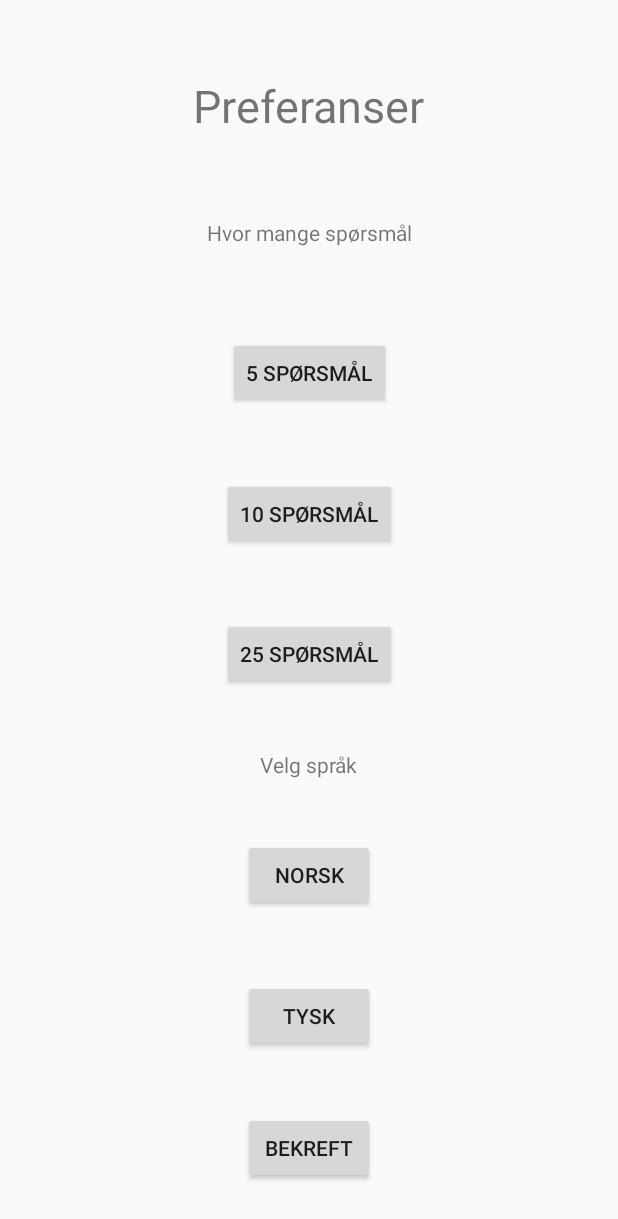
After one commit to TobiasStrom/MatteApp, an Android app: the layout preferences.xml on its own in the app's theme, with its tools: preview values and no code run, on a phone screen of 412 x 824 dp. The commit adds this screen. Shown: the top 1219 px of the screen. Run offline under Robolectric (Android 15) with nearby library versions, the phone set to English and light mode, and no system bars.

Commit message:
Lagt til oppgavene

```diff
--- /dev/null
+++ b/app/src/main/res/layout/preferences.xml
@@ -0,0 +1,116 @@
+<?xml version="1.0" encoding="utf-8"?>
+<androidx.constraintlayout.widget.ConstraintLayout xmlns:android="http://schemas.android.com/apk/res/android"
+    xmlns:app="http://schemas.android.com/apk/res-auto"
+    xmlns:tools="http://schemas.android.com/tools"
+    android:layout_width="match_parent"
+    android:layout_height="match_parent">
+
+    <TextView
+        android:id="@+id/txtPreferences"
+        android:layout_width="wrap_content"
+        android:layout_height="wrap_content"
+        android:layout_marginTop="50dp"
+        android:textSize="30sp"
+        android:text="@string/preferences"
+        app:layout_constraintEnd_toEndOf="parent"
+        app:layout_constraintHorizontal_bias="0.5"
+        app:layout_constraintStart_toStartOf="parent"
+        app:layout_constraintTop_toTopOf="parent" />
+
+    <TextView
+        android:id="@+id/txtChooseAmout"
+        android:layout_width="wrap_content"
+        android:layout_height="wrap_content"
+        android:layout_margin="20dp"
+        android:text="@string/chooseAmout"
+        app:layout_constraintBottom_toTopOf="@+id/btn5Question"
+        app:layout_constraintEnd_toEndOf="parent"
+        app:layout_constraintHorizontal_bias="0.5"
+        app:layout_constraintStart_toStartOf="parent"
+        app:layout_constraintTop_toBottomOf="@+id/txtPreferences" />
+
+    <Button
+        android:id="@+id/btn5Question"
+        android:layout_width="wrap_content"
+        android:layout_height="wrap_content"
+        android:layout_margin="5dp"
+        android:text="@string/question5"
+        app:layout_constraintBottom_toTopOf="@+id/btn10Question"
+        app:layout_constraintEnd_toEndOf="parent"
+        app:layout_constraintHorizontal_bias="0.5"
+        app:layout_constraintStart_toStartOf="parent"
+        app:layout_constraintTop_toBottomOf="@+id/txtChooseAmout" />
+
+    <Button
+        android:id="@+id/btn10Question"
+        android:layout_width="wrap_content"
+        android:layout_height="wrap_content"
+        android:layout_margin="5dp"
+        android:text="@string/question10"
+        app:layout_constraintBottom_toTopOf="@+id/btn25Question"
+        app:layout_constraintEnd_toEndOf="parent"
+        app:layout_constraintHorizontal_bias="0.5"
+        app:layout_constraintStart_toStartOf="parent"
+        app:layout_constraintTop_toBottomOf="@+id/btn5Question" />
+
+    <Button
+        android:id="@+id/btn25Question"
+        android:layout_width="wrap_content"
+        android:layout_height="wrap_content"
+        android:layout_margin="5dp"
+        android:text="@string/question25"
+        app:layout_constraintBottom_toTopOf="@+id/txtChooseLanguage"
+        app:layout_constraintEnd_toEndOf="parent"
+        app:layout_constraintHorizontal_bias="0.5"
+        app:layout_constraintStart_toStartOf="parent"
+        app:layout_constraintTop_toBottomOf="@+id/btn10Question" />
+
+    <Button
+        android:id="@+id/btnNorwegian"
+        android:layout_width="wrap_content"
+        android:layout_height="wrap_content"
+        android:layout_margin="5dp"
+        android:text="@string/norwegian"
+        app:layout_constraintBottom_toTopOf="@+id/btnGerman"
+        app:layout_constraintEnd_toEndOf="parent"
+        app:layout_constraintHorizontal_bias="0.5"
+        app:layout_constraintStart_toStartOf="parent"
+        app:layout_constraintTop_toBottomOf="@+id/txtChooseLanguage" />
+
+    <Button
+        android:id="@+id/btnGerman"
+        android:layout_width="wrap_content"
+        android:layout_height="wrap_content"
+        android:layout_margin="5dp"
+        android:layout_marginBottom="30dp"
+        android:text="@string/german"
+        app:layout_constraintBottom_toTopOf="@+id/btnConfirm"
+        app:layout_constraintEnd_toEndOf="parent"
+        app:layout_constraintHorizontal_bias="0.5"
+        app:layout_constraintStart_toStartOf="parent"
+        app:layout_constraintTop_toBottomOf="@+id/btnNorwegian" />
+
+
+
+    <TextView
+        android:id="@+id/txtChooseLanguage"
+        android:layout_width="wrap_content"
+        android:layout_height="wrap_content"
+        android:text="@string/chooseLanguage"
+        app:layout_constraintBottom_toTopOf="@+id/btnNorwegian"
+        app:layout_constraintEnd_toEndOf="parent"
+        app:layout_constraintHorizontal_bias="0.5"
+        app:layout_constraintStart_toStartOf="parent"
+        app:layout_constraintTop_toBottomOf="@+id/btn25Question" />
+
+    <Button
+        android:id="@+id/btnConfirm"
+        android:layout_width="wrap_content"
+        android:layout_height="wrap_content"
+        android:text="@string/confirm"
+        app:layout_constraintBottom_toBottomOf="parent"
+        app:layout_constraintEnd_toEndOf="parent"
+        app:layout_constraintHorizontal_bias="0.5"
+        app:layout_constraintStart_toStartOf="parent"
+        app:layout_constraintTop_toBottomOf="@+id/btnGerman" />
+</androidx.constraintlayout.widget.ConstraintLayout>
--- a/app/src/main/res/values/strings.xml
+++ b/app/src/main/res/values/strings.xml
@@ -1,3 +1,12 @@
 <resources>
     <string name="app_name">s331392mappe1comtobiasstrom</string>
+    <string name="preferences">Preferanser</string>
+    <string name="chooseAmout">Hvor mange spørsmål</string>
+    <string name="question5">5 Spørsmål</string>
+    <string name="question10">10 Spørsmål</string>
+    <string name="question25">25 Spørsmål</string>
+    <string name="chooseLanguage">Velg språk</string>
+    <string name="norwegian">Norsk</string>
+    <string name="german">Tysk</string>
+    <string name="confirm">Bekreft</string>
 </resources>
--- a/app/src/main/res/values/styles.xml
+++ b/app/src/main/res/values/styles.xml
@@ -1,6 +1,6 @@
 <resources>
     <!-- Base application theme. -->
-    <style name="AppTheme" parent="Theme.AppCompat.Light.DarkActionBar">
+    <style name="AppTheme" parent="Theme.AppCompat.Light.NoActionBar">
         <!-- Customize your theme here. -->
         <item name="colorPrimary">@color/colorPrimary</item>
         <item name="colorPrimaryDark">@color/colorPrimaryDark</item>
```
Also changed, not shown: app/src/main/res/values/arrays.xml (added, +132 -0 lines).
